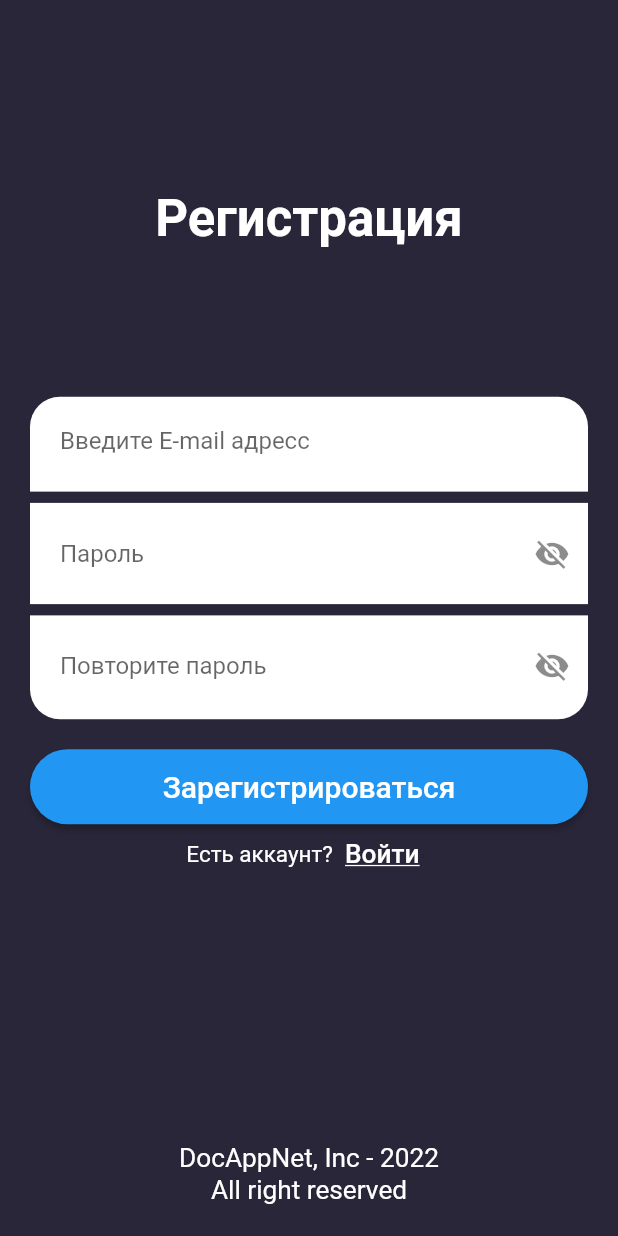
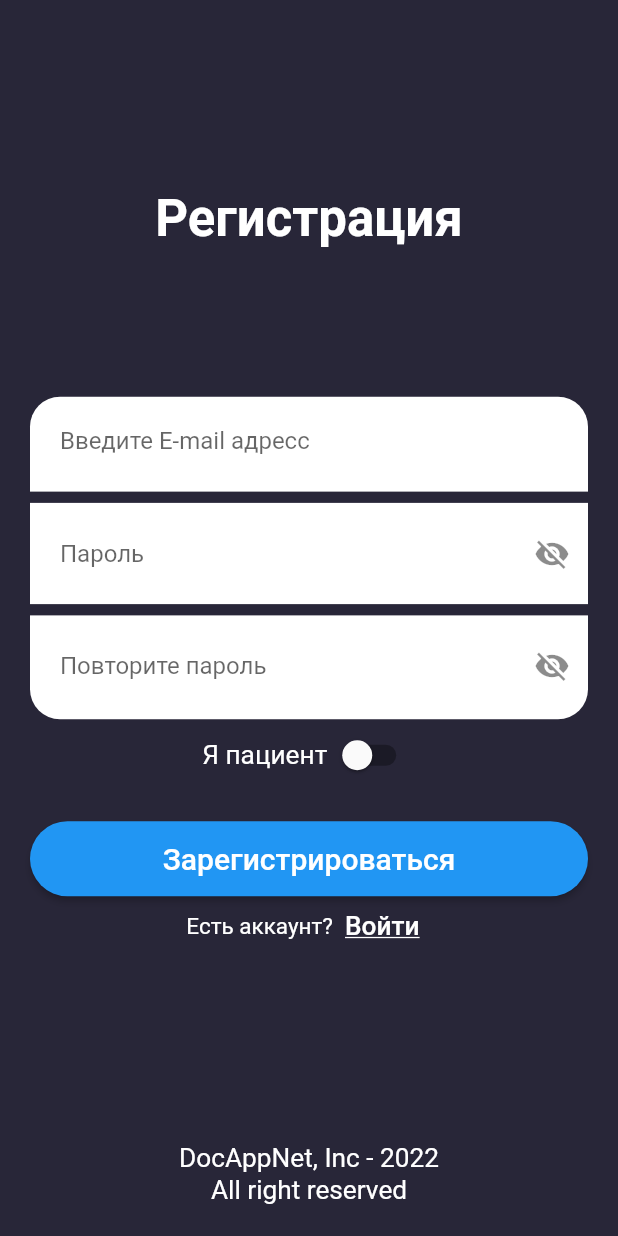
Before and after one commit to velikhanov/doc_app, a Flutter app: the screen it shows after launch, after a tap on "Регистрация", on a phone screen of 412 x 824 dp. Run offline on Flutter 3.47's test engine with Material 2 defaults, Android fonts, the phone set to English and light mode, and no system bars; our stand-ins replace cloud_firestore, firebase_auth, firebase_core; missing offline and left inert: paged_vertical_calendar; accounts and stored records are empty; network calls fail.

Commit message:
Added more information on the registration page

```diff
--- a/lib/auth/signup_page.dart
+++ b/lib/auth/signup_page.dart
@@ -47,6 +47,10 @@ class _SignUpPageContent extends State<SignUpPageContent> {
   TextEditingController emailController = TextEditingController();
   TextEditingController passwordController = TextEditingController();
   TextEditingController passwordControllerConf = TextEditingController();
+  bool isdoc = false;
+  var items =  ['Терапевт','Лор','Иммунолог'];
+  String dropdownvalue = 'Терапевт';
+
   bool _isVisible = false;
   bool _isObscure1 = true;
   bool _isObscure2 = true;
@@ -163,7 +167,6 @@ class _SignUpPageContent extends State<SignUpPageContent> {
                       _isVisible = false;
                     });
                   },
-
                   controller: passwordControllerConf, // Controller for Password
                   decoration: InputDecoration(
                       border: InputBorder.none,
@@ -185,7 +188,52 @@ class _SignUpPageContent extends State<SignUpPageContent> {
               ],
             ),
           ),
+          Row(
+            mainAxisAlignment: MainAxisAlignment.center,
+            children: [
+              isdoc == true ? const Text('Я врач', style: TextStyle(color: Colors.white, fontSize: 17.5,)) : const Text('Я пациент', style: TextStyle(color: Colors.white, fontSize: 17.5,)),
+              Switch(
+                value: isdoc,
+                onChanged: (value) {
+                  setState(() {
+                    isdoc = value;
+                  });
+                },
+                activeTrackColor: Colors.lightGreenAccent,
+                activeColor: Colors.green,
+              ),
+            ],
+          ),
+          isdoc == true
+          ? Row(
+            mainAxisAlignment: MainAxisAlignment.center,
+            children: [
+              const Text('Категория', style: TextStyle(color: Colors.white, fontSize: 17.5,)),
+              const SizedBox(width: 15,),
+              DropdownButton(
+                value: dropdownvalue,
+                style: const TextStyle(color: Colors.white, fontSize: 17.5,),
+                alignment: AlignmentDirectional.center,
+                dropdownColor: Colors.black,
+                  icon: const Icon(Icons.keyboard_arrow_down),
 
+                  items: items.map((String items) {
+                    return DropdownMenuItem(
+                        value: items,
+                        child: Text(items)
+                    );
+                  }
+                  ).toList(),
+
+                onChanged: (newValue){
+                  setState(() {
+                    dropdownvalue = newValue.toString();
+                  });
+                },
+              )
+            ],
+          )
+          : const SizedBox(height: 0, width: 0,),
           // Signup Submit button
           Container(
             width: 570,
@@ -198,18 +246,20 @@ class _SignUpPageContent extends State<SignUpPageContent> {
                 ),
               ),
               onPressed: () {
-                if(passwordController.text.trim() != passwordControllerConf.text.trim()){
+                if(passwordController.text.trim().isEmpty == true && passwordController.text.trim() != passwordControllerConf.text.trim()){
                   return;
                 }else{
                   FocusManager.instance.primaryFocus?.unfocus();
                   context.read<AuthenticationService>().signUp(
                     emailController.text.trim(),
                     passwordController.text.trim(),
+                    isdoc,
+                    1
                   );
-                  Navigator.push(
-                    context,
-                    MaterialPageRoute(builder: (context) => const HomePage(),
-                  ));
+                  // Navigator.push(
+                  //   context,
+                  //   MaterialPageRoute(builder: (context) => const HomePage(),
+                  // ));
                 }
               },
               child: const Text("Зарегистрироваться", style: TextStyle(color: Colors.white, fontSize: 20,)),
```
Also changed, not shown: lib/auth/auth_service.dart (+6 -1 lines), lib/auth/signin_page.dart (+4 -4 lines).
